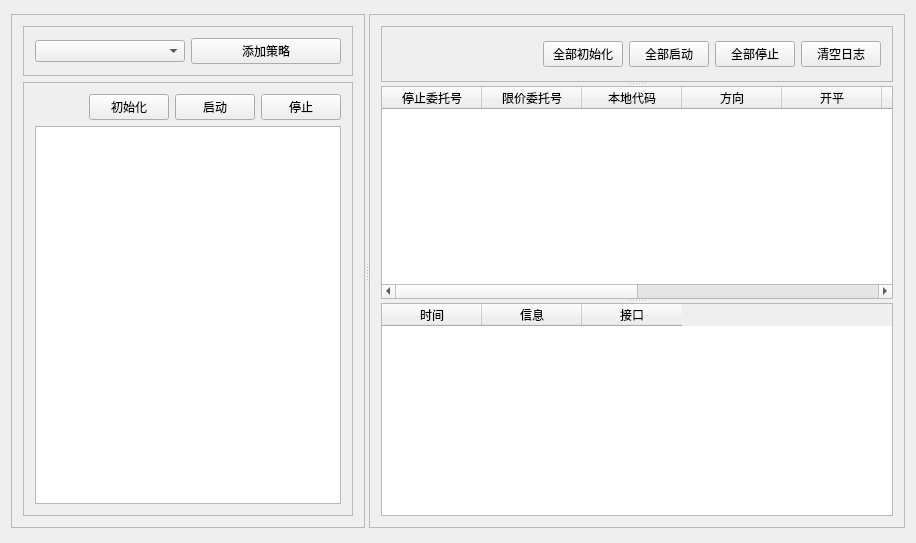
Qt form QCTrader/CTAStrategyManager.ui (yuanhuei/trader) before a commit.
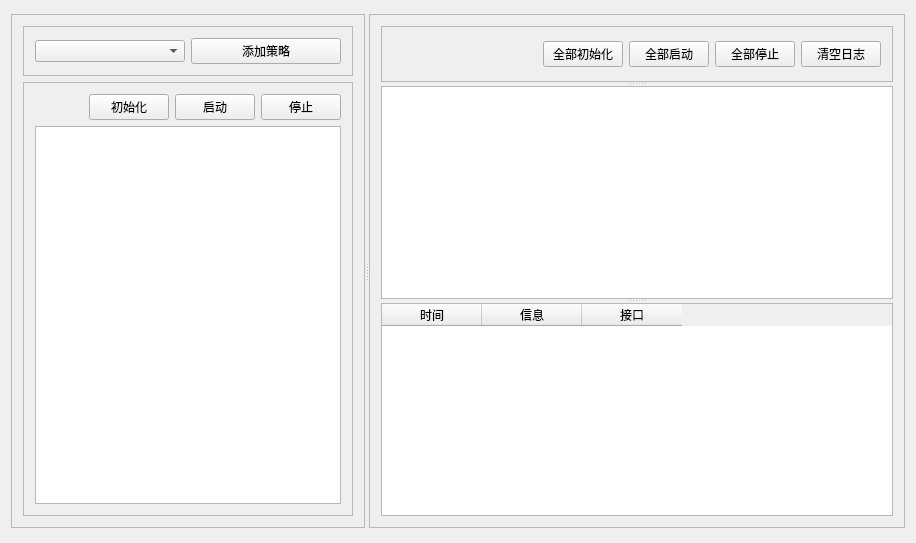
The same form after that commit.

Patch:
```diff
--- a/QCTrader/CTAStrategyManager.ui
+++ b/QCTrader/CTAStrategyManager.ui
@@ -188,58 +188,7 @@
            </item>
           </layout>
          </widget>
-         <widget class="QTableWidget" name="tableWidget_2">
-          <column>
-           <property name="text">
-            <string>停止委托号</string>
-           </property>
-          </column>
-          <column>
-           <property name="text">
-            <string>限价委托号</string>
-           </property>
-          </column>
-          <column>
-           <property name="text">
-            <string>本地代码</string>
-           </property>
-          </column>
-          <column>
-           <property name="text">
-            <string>方向</string>
-           </property>
-          </column>
-          <column>
-           <property name="text">
-            <string>开平</string>
-           </property>
-          </column>
-          <column>
-           <property name="text">
-            <string>价格</string>
-           </property>
-          </column>
-          <column>
-           <property name="text">
-            <string>数量</string>
-           </property>
-          </column>
-          <column>
-           <property name="text">
-            <string>状态</string>
-           </property>
-          </column>
-          <column>
-           <property name="text">
-            <string>锁仓</string>
-           </property>
-          </column>
-          <column>
-           <property name="text">
-            <string>策略名</string>
-           </property>
-          </column>
-         </widget>
+         <widget class="QTableView" name="tableView_2"/>
          <widget class="QTableWidget" name="tableWidget_3">
           <column>
            <property name="text">
```
